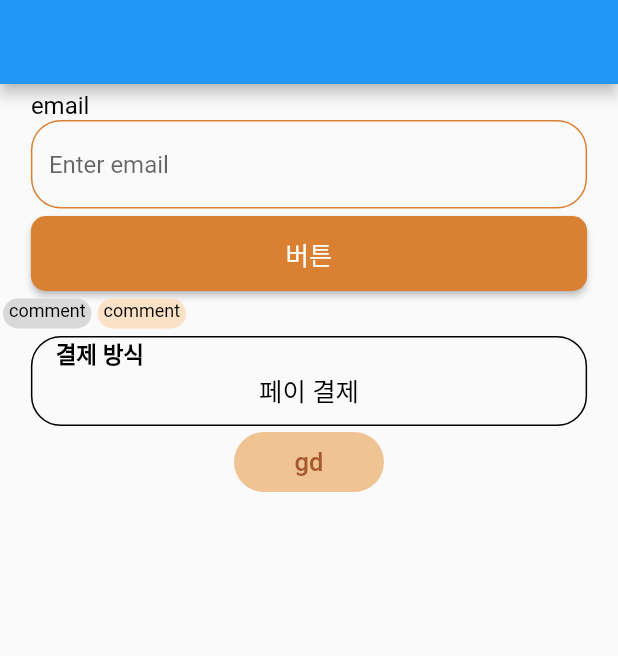
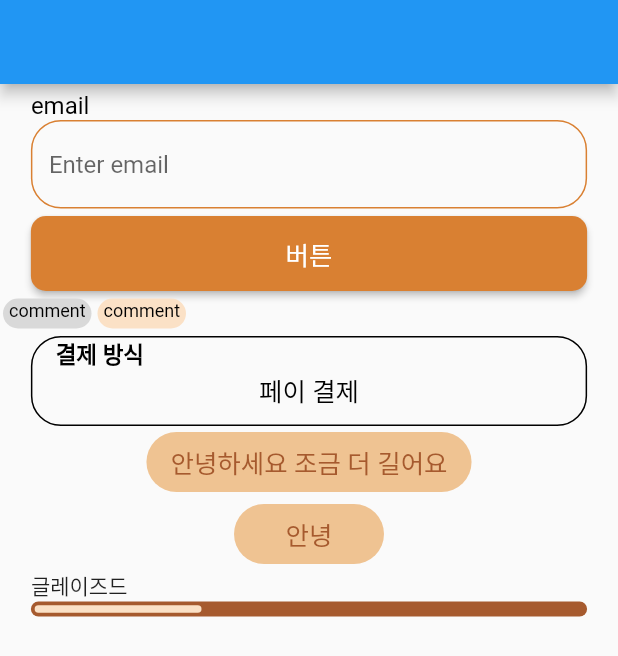
Before and after one commit to S-Sojung/group-buying-frontend, a Flutter app: the screen it shows after launch, on a phone screen of 412 x 824 dp. Shown: the top 656 px of the screen. Run offline on Flutter 3.47's test engine with Material 2 defaults, Android fonts, the phone set to English and light mode, and no system bars; our stand-ins replace dio, flutter_riverpod, flutter_secure_storage, logger, validators; Roboto replaces fonts that are missing (HallymGothic).

Commit message:
Feat: donut 신뢰도 등급 그림

```diff
--- a/lib/main.dart
+++ b/lib/main.dart
@@ -1,7 +1,9 @@
 import 'package:donut/core/constants/style.dart';
 import 'package:donut/core/utils/validator_util.dart';
+import 'package:donut/model/rate/rate.dart';
 import 'package:donut/views/components/donut_button.dart';
 import 'package:donut/views/components/donut_label_round_textbox.dart';
+import 'package:donut/views/components/donut_rate_bar.dart';
 import 'package:donut/views/components/donut_round_tag.dart';
 import 'package:donut/views/components/donut_text_form_field.dart';
 import 'package:flutter/material.dart';
@@ -44,7 +46,9 @@ class HomePage extends StatelessWidget {
               DonutRoundTag("comment",code: "1",)],
           ),
           DonutLabelRoundTextbox(),
-          DonutRoundButton(text: "gd", funPageRoute: (){}),
+          DonutRoundButton(text: "안녕하세요 조금 더 길어요", funPageRoute: (){}),
+          DonutRoundButton(text: "안녕", funPageRoute: (){}),
+          DonutRateBar(rates[0])
         ],
       )
     );
--- a/lib/model/rate/rate.dart
+++ b/lib/model/rate/rate.dart
@@ -4,7 +4,6 @@ class Rate {
   final int userId;
   String? rateName; // 신뢰도 등급
   int? ratePoint; // 신뢰도 점수
-  String? rateImg; // 등급 이미지 // 이거 굳이 여기 저장 안하고 서버에 있는 이미지 사용해도 될듯?
   final DateTime createdAt;
 
   Rate({
@@ -12,15 +11,14 @@ class Rate {
     required this.userId,
     required this.rateName,
     required this.ratePoint,
-    required this.rateImg,
     required this.createdAt
   });
 }
 
 //수정 될 수 있음
 List<Rate> rates = [
-  Rate(id: 1, userId: 1, rateName: "글레이즈드", ratePoint: 30, rateImg: "img",createdAt: DateTime.now()),
-  Rate(id: 2, userId: 2, rateName: "딸기도넛", ratePoint: 70, rateImg: "img",createdAt: DateTime.now()),
-  Rate(id: 3, userId: 3, rateName: "초코도넛", ratePoint: 40, rateImg: "img",createdAt: DateTime.now()),
-  Rate(id: 4, userId: 4, rateName: "별사탕도넛", ratePoint: 120, rateImg: "img",createdAt: DateTime.now()),
+  Rate(id: 1, userId: 1, rateName: "글레이즈드", ratePoint: 30,createdAt: DateTime.now()),
+  Rate(id: 2, userId: 2, rateName: "딸기도넛", ratePoint: 60,createdAt: DateTime.now()),
+  Rate(id: 3, userId: 3, rateName: "초코도넛", ratePoint: 40,createdAt: DateTime.now()),
+  Rate(id: 4, userId: 4, rateName: "별사탕도넛", ratePoint: 90,createdAt: DateTime.now()),
 ];
--- /dev/null
+++ b/lib/views/components/donut_rate_bar.dart
@@ -0,0 +1,42 @@
+import 'package:donut/core/constants/size.dart';
+import 'package:donut/core/constants/theme.dart';
+import 'package:donut/model/rate/rate.dart';
+import 'package:flutter/material.dart';
+
+class DonutRateBar extends StatelessWidget {
+  final Rate rate;
+  const DonutRateBar(this.rate, {Key? key}) : super(key: key);
+
+  @override
+  Widget build(BuildContext context) {
+    return Container(
+      width: getScreenWidth(context)*0.9,
+      child: Column(
+        children: [
+          Align(alignment: Alignment.centerLeft,child: Text("${rate.rateName}")),
+          Stack(
+            children: [
+              Container(
+                height: 10,
+                decoration: BoxDecoration(
+                    borderRadius: BorderRadius.circular(20),
+                    color: donutColorBase
+                ),
+              ),
+              Container(
+                width: getScreenWidth(context)*0.9*(rate.ratePoint!*0.01),
+                height: 5,
+                margin: EdgeInsets.all(2.5),
+                alignment: Alignment.centerLeft,
+                decoration: BoxDecoration(
+                    borderRadius: BorderRadius.circular(20),
+                    color: donutColor1
+                ),
+              ),
+            ],
+          ),
+        ],
+      ),
+    );
+  }
+}
```
